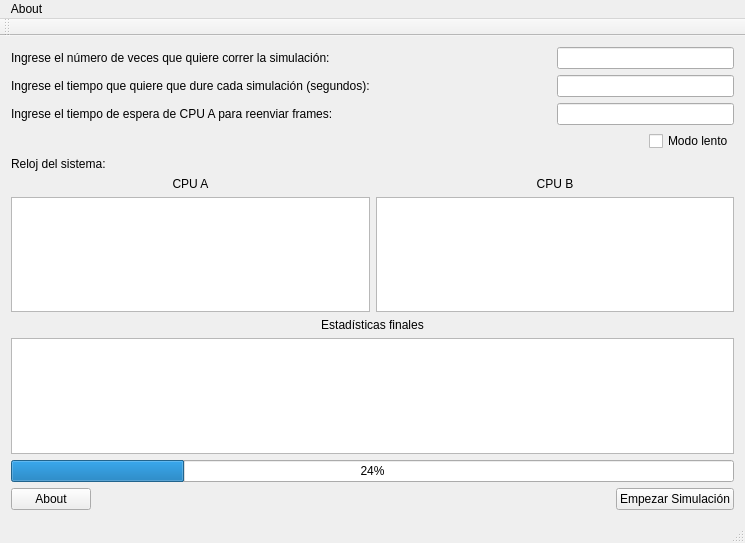
Qt form paso_mensajes.ui (fabo49/ImplementacionGoBackN) before a commit.
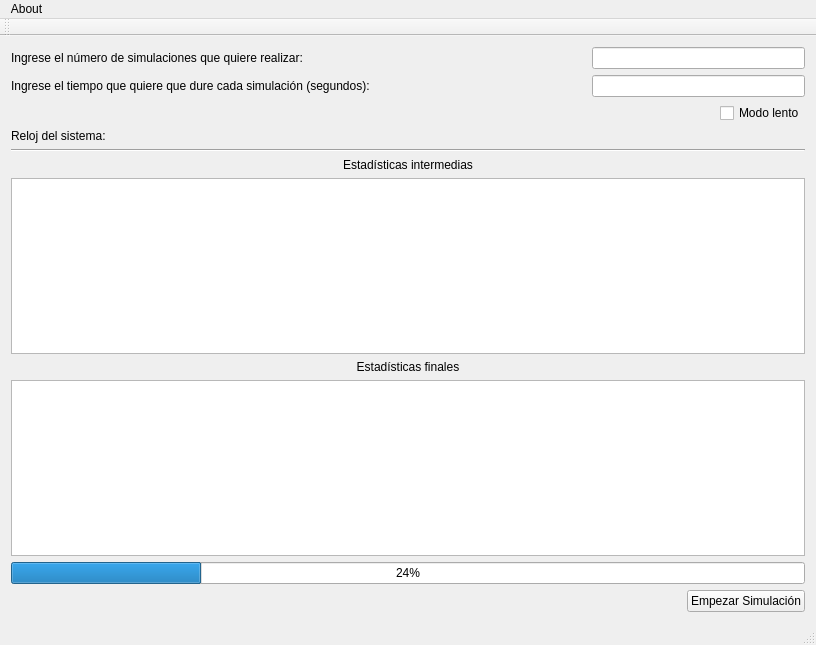
The same form after that commit.

Patch:
```diff
--- a/paso_mensajes.ui
+++ b/paso_mensajes.ui
@@ -6,8 +6,8 @@
    <rect>
     <x>0</x>
     <y>0</y>
-    <width>745</width>
-    <height>543</height>
+    <width>816</width>
+    <height>645</height>
    </rect>
   </property>
   <property name="windowTitle">
@@ -20,7 +20,7 @@
       <item>
        <widget class="QLabel" name="label_3">
         <property name="text">
-         <string>Ingrese el número de veces que quiere correr la simulación:             </string>
+         <string>Ingrese el número de simulaciones que quiere realizar:                     </string>
         </property>
        </widget>
       </item>
@@ -77,37 +77,6 @@
       </item>
      </layout>
     </item>
-    <item>
-     <layout class="QHBoxLayout" name="horizontalLayout_6">
-      <item>
-       <widget class="QLabel" name="label_5">
-        <property name="text">
-         <string>Ingrese el tiempo de espera de CPU A para reenviar frames:            </string>
-        </property>
-       </widget>
-      </item>
-      <item>
-       <spacer name="horizontalSpacer_4">
-        <property name="orientation">
-         <enum>Qt::Horizontal</enum>
-        </property>
-        <property name="sizeHint" stdset="0">
-         <size>
-          <width>40</width>
-          <height>20</height>
-         </size>
-        </property>
-       </spacer>
-      </item>
-      <item>
-       <widget class="QLineEdit" name="lineTimer">
-        <property name="alignment">
-         <set>Qt::AlignRight|Qt::AlignTrailing|Qt::AlignVCenter</set>
-        </property>
-       </widget>
-      </item>
-     </layout>
-    </item>
     <item>
      <layout class="QHBoxLayout" name="horizontalLayout_7">
       <item>
@@ -150,6 +119,13 @@
       </item>
      </layout>
     </item>
+    <item>
+     <widget class="Line" name="line">
+      <property name="orientation">
+       <enum>Qt::Horizontal</enum>
+      </property>
+     </widget>
+    </item>
     <item>
      <layout class="QVBoxLayout" name="verticalLayout_3">
       <item>
@@ -157,17 +133,7 @@
         <item>
          <widget class="QLabel" name="label">
           <property name="text">
-           <string>CPU A</string>
-          </property>
-          <property name="alignment">
-           <set>Qt::AlignCenter</set>
-          </property>
-         </widget>
-        </item>
-        <item>
-         <widget class="QLabel" name="label_2">
-          <property name="text">
-           <string>CPU B</string>
+           <string>Estadísticas intermedias</string>
           </property>
           <property name="alignment">
            <set>Qt::AlignCenter</set>
@@ -185,13 +151,6 @@
           </property>
          </widget>
         </item>
-        <item>
-         <widget class="QTextEdit" name="resultB">
-          <property name="readOnly">
-           <bool>true</bool>
-          </property>
-         </widget>
-        </item>
        </layout>
       </item>
       <item>
@@ -211,30 +170,17 @@
         </property>
        </widget>
       </item>
-      <item>
-       <widget class="QProgressBar" name="progressBar">
-        <property name="value">
-         <number>24</number>
-        </property>
-       </widget>
-      </item>
      </layout>
     </item>
+    <item>
+     <widget class="QProgressBar" name="progressBar">
+      <property name="value">
+       <number>24</number>
+      </property>
+     </widget>
+    </item>
     <item>
      <layout class="QHBoxLayout" name="horizontalLayout_2">
-      <item>
-       <widget class="QPushButton" name="btnAbout">
-        <property name="minimumSize">
-         <size>
-          <width>0</width>
-          <height>0</height>
-         </size>
-        </property>
-        <property name="text">
-         <string>About</string>
-        </property>
-       </widget>
-      </item>
       <item>
        <spacer name="horizontalSpacer">
         <property name="orientation">
@@ -273,7 +219,7 @@
     <rect>
      <x>0</x>
      <y>0</y>
-     <width>745</width>
+     <width>816</width>
      <height>22</height>
     </rect>
    </property>
```
